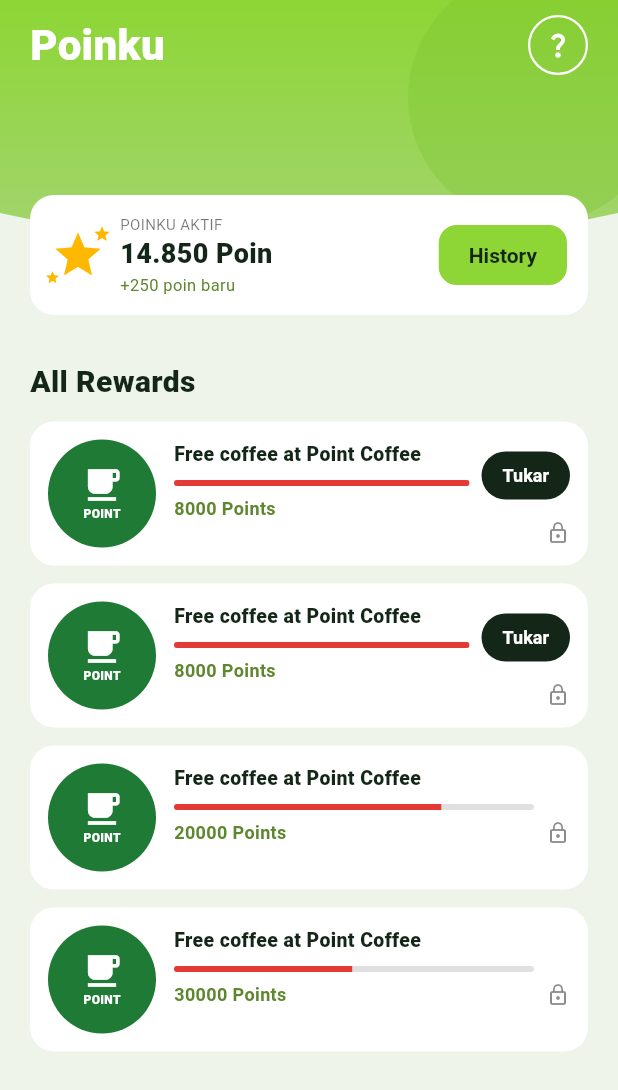
After one commit to DarulQutni-Q/groceryMobileAPP, a Flutter app: the PoinkuPage screen opened directly, on a phone screen of 412 x 824 dp. The commit adds this screen. Shown: the top 1090 px of the screen. Run offline on Flutter 3.47's test engine with Material 3 defaults, Android fonts, the phone set to English and light mode, and no system bars; our stand-ins replace cached_network_image, connectivity_plus, dio, fl_chart, flutter_dotenv, flutter_riverpod and 3 more; accounts and stored records are empty.

Commit message:
tambah halaman poinku sesuai desain figma
header lime judul putih dan tombol bantuan, kartu poin aktif overlap
dengan tombol history, daftar all rewards dengan progress poin per biaya
dan tombol tukar kalau poin cukup; kartu member di beranda kini bisa
diketuk untuk membuka halaman ini; seluruh konten poinku bersifat demo
dari referensi karena backend belum punya endpoint loyalitas

```diff
--- a/apps/customer/lib/core/garden_widgets.dart
+++ b/apps/customer/lib/core/garden_widgets.dart
@@ -28,7 +28,7 @@ class LimeHeader extends StatelessWidget {
 
   @override
   Widget build(BuildContext context) => ClipPath(
-    clipper: _WaveClipper(),
+    clipper: GardenWaveClipper(),
     child: Container(
       height: height,
       width: double.infinity,
@@ -114,17 +114,17 @@ class RoundIconButton extends StatelessWidget {
     required this.icon,
     required this.onPressed,
     this.filled = true,
+    this.color = gardenInk,
   });
   final IconData icon;
   final VoidCallback onPressed;
   final bool filled;
+  final Color color;
   @override
   Widget build(BuildContext context) => Material(
     color: filled ? Colors.white : Colors.transparent,
     shape: CircleBorder(
-      side: filled
-          ? BorderSide.none
-          : const BorderSide(color: gardenInk, width: 1.5),
+      side: filled ? BorderSide.none : BorderSide(color: color, width: 1.5),
     ),
     child: InkWell(
       customBorder: const CircleBorder(),
@@ -132,7 +132,7 @@ class RoundIconButton extends StatelessWidget {
       child: SizedBox(
         width: 40,
         height: 40,
-        child: Icon(icon, size: 20, color: gardenInk),
+        child: Icon(icon, size: 20, color: color),
       ),
     ),
   );
@@ -182,7 +182,8 @@ class _HillClipper extends CustomClipper<Path> {
 }
 
 /// Lekuk bawah header: turun di tengah, naik di sisi.
-class _WaveClipper extends CustomClipper<Path> {
+/// Dipakai LimeHeader dan header Poinku.
+class GardenWaveClipper extends CustomClipper<Path> {
   @override
   Path getClip(Size size) {
     final path = Path()..lineTo(0, size.height - 28);
--- a/apps/customer/lib/features/catalog/presentation/home_page.dart
+++ b/apps/customer/lib/features/catalog/presentation/home_page.dart
@@ -7,6 +7,7 @@ import '../../auth/application/auth_provider.dart';
 import '../application/produk_provider.dart';
 import 'cart_page.dart';
 import 'catalog_widgets.dart';
+import 'poinku_page.dart';
 import 'product_page.dart';
 
 class HomePage extends ConsumerStatefulWidget {
@@ -583,14 +584,19 @@ class _MemberCard extends StatelessWidget {
     elevation: 0,
     shape: RoundedRectangleBorder(borderRadius: BorderRadius.circular(24)),
     clipBehavior: Clip.antiAlias,
-    child: DecoratedBox(
+    child: Ink(
       decoration: const BoxDecoration(
         gradient: LinearGradient(
           colors: [Color(0xFFD5EEC0), Color(0xFF79C549)],
         ),
       ),
-      child: Padding(
-        padding: const EdgeInsets.all(12),
+      child: InkWell(
+        onTap: () => Navigator.push<void>(
+          context,
+          MaterialPageRoute(builder: (_) => const PoinkuPage()),
+        ),
+        child: Padding(
+          padding: const EdgeInsets.all(12),
         child: Column(
           children: [
             const Row(
@@ -755,6 +761,7 @@ class _MemberCard extends StatelessWidget {
         ),
       ),
     ),
+  ),
   );
 }
 
--- /dev/null
+++ b/apps/customer/lib/features/catalog/presentation/poinku_page.dart
@@ -0,0 +1,331 @@
+import 'package:flutter/material.dart';
+
+import '../../../core/garden_widgets.dart';
+import '../../../core/theme.dart';
+
+/// Halaman Poinku sesuai Figma. Seluruh konten bersifat demo statis dari
+/// referensi: backend belum punya endpoint loyalitas, jadi poin 14.850 dan
+/// daftar reward ditampilkan apa adanya dan BUKAN data live.
+class PoinkuPage extends StatelessWidget {
+  const PoinkuPage({super.key});
+
+  /// Poin demo sesuai kartu member di beranda dan referensi.
+  static const int poinAktif = 14850;
+
+  static const _rewards = [
+    ('Free coffee at Point Coffee', 8000),
+    ('Free coffee at Point Coffee', 8000),
+    ('Free coffee at Point Coffee', 20000),
+    ('Free coffee at Point Coffee', 30000),
+  ];
+
+  @override
+  Widget build(BuildContext context) => Scaffold(
+    backgroundColor: const Color(0xFFEFF4EB),
+    body: Stack(
+      children: [
+        Column(
+          children: [
+            ClipPath(
+              clipper: GardenWaveClipper(),
+              child: Container(
+                height: 170,
+                width: double.infinity,
+                decoration: const BoxDecoration(
+                  gradient: LinearGradient(
+                    begin: Alignment.topCenter,
+                    end: Alignment.bottomCenter,
+                    colors: [limeBright, limeLight],
+                  ),
+                ),
+                child: Stack(
+                  children: [
+                    Positioned(
+                      right: -30,
+                      top: -20,
+                      child: Container(
+                        width: 170,
+                        height: 170,
+                        decoration: BoxDecoration(
+                          color: limeDeep.withValues(alpha: 0.35),
+                          shape: BoxShape.circle,
+                        ),
+                      ),
+                    ),
+                    SafeArea(
+                      bottom: false,
+                      child: Padding(
+                        padding: const EdgeInsets.fromLTRB(20, 10, 20, 0),
+                        child: Row(
+                          crossAxisAlignment: CrossAxisAlignment.start,
+                          children: [
+                            const Text(
+                              'Poinku',
+                              style: TextStyle(
+                                fontSize: 28,
+                                fontWeight: FontWeight.w800,
+                                color: Colors.white,
+                              ),
+                            ),
+                            const Spacer(),
+                            RoundIconButton(
+                              icon: Icons.question_mark,
+                              filled: false,
+                              color: Colors.white,
+                              onPressed: () =>
+                                  ScaffoldMessenger.of(context).showSnackBar(
+                                    const SnackBar(
+                                      content: Text(
+                                        'Poin didapat dari setiap belanja dan dapat ditukar dengan reward di bawah.',
+                                      ),
+                                    ),
+                                  ),
+                            ),
+                          ],
+                        ),
+                      ),
+                    ),
+                  ],
+                ),
+              ),
+            ),
+            Expanded(
+              child: ListView(
+                padding: const EdgeInsets.fromLTRB(20, 70, 20, 20),
+                children: [
+                  const Text(
+                    'All Rewards',
+                    style: TextStyle(fontSize: 20, fontWeight: FontWeight.w800),
+                  ),
+                  const SizedBox(height: 12),
+                  for (final reward in _rewards) ...[
+                    _RewardCard(
+                      nama: reward.$1,
+                      biaya: reward.$2,
+                      poin: poinAktif,
+                    ),
+                    const SizedBox(height: 12),
+                  ],
+                ],
+              ),
+            ),
+          ],
+        ),
+        Positioned(
+          top: 130,
+          left: 20,
+          right: 20,
+          child: Card(
+            elevation: 0,
+            color: Colors.white,
+            margin: EdgeInsets.zero,
+            shape: RoundedRectangleBorder(
+              borderRadius: BorderRadius.circular(16),
+            ),
+            child: Padding(
+              padding: const EdgeInsets.symmetric(horizontal: 14, vertical: 12),
+              child: Row(
+                children: [
+                  const Stack(
+                    clipBehavior: Clip.none,
+                    children: [
+                      Icon(Icons.star, size: 36, color: scanYellow),
+                      Positioned(
+                        right: -4,
+                        top: -2,
+                        child: Icon(Icons.star, size: 12, color: scanYellow),
+                      ),
+                      Positioned(
+                        left: -4,
+                        bottom: -2,
+                        child: Icon(Icons.star, size: 10, color: scanYellow),
+                      ),
+                    ],
+                  ),
+                  const SizedBox(width: 10),
+                  const Expanded(
+                    child: Column(
+                      crossAxisAlignment: CrossAxisAlignment.start,
+                      children: [
+                        Text(
+                          'POINKU AKTIF',
+                          style: TextStyle(fontSize: 10, color: Colors.black54),
+                        ),
+                        Text(
+                          '14.850 Poin',
+                          style: TextStyle(
+                            fontSize: 18,
+                            fontWeight: FontWeight.w800,
+                          ),
+                        ),
+                        Text(
+                          '+250 poin baru',
+                          style: TextStyle(
+                            fontSize: 11,
+                            color: Color(0xFF5E872F),
+                          ),
+                        ),
+                      ],
+                    ),
+                  ),
+                  FilledButton(
+                    onPressed: () => ScaffoldMessenger.of(context).showSnackBar(
+                      const SnackBar(
+                        content: Text('Riwayat poin segera hadir'),
+                      ),
+                    ),
+                    style: FilledButton.styleFrom(
+                      backgroundColor: limeBright,
+                      foregroundColor: gardenInk,
+                      minimumSize: const Size(0, 40),
+                      padding: const EdgeInsets.symmetric(horizontal: 20),
+                      shape: RoundedRectangleBorder(
+                        borderRadius: BorderRadius.circular(12),
+                      ),
+                      textStyle: const TextStyle(
+                        fontSize: 14,
+                        fontWeight: FontWeight.w700,
+                        fontFamily: 'Roboto',
+                      ),
+                    ),
+                    child: const Text('History'),
+                  ),
+                ],
+              ),
+            ),
+          ),
+        ),
+      ],
+    ),
+  );
+}
+
+/// Satu kartu reward: lingkaran hijau, nama, progress poin/biaya, tombol
+/// Tukar kalau poin cukup, ikon gembok kalau belum cukup.
+class _RewardCard extends StatelessWidget {
+  const _RewardCard({
+    required this.nama,
+    required this.biaya,
+    required this.poin,
+  });
+  final String nama;
+  final int biaya;
+  final int poin;
+
+  @override
+  Widget build(BuildContext context) {
+    final cukup = poin >= biaya;
+    final progress = (poin / biaya).clamp(0.0, 1.0);
+    return Card(
+      elevation: 0,
+      color: Colors.white,
+      margin: EdgeInsets.zero,
+      shape: RoundedRectangleBorder(borderRadius: BorderRadius.circular(16)),
+      child: Padding(
+        padding: const EdgeInsets.all(12),
+        child: Row(
+          crossAxisAlignment: CrossAxisAlignment.start,
+          children: [
+            Container(
+              width: 72,
+              height: 72,
+              decoration: const BoxDecoration(
+                color: Color(0xFF1E7A34),
+                shape: BoxShape.circle,
+              ),
+              child: const Column(
+                mainAxisAlignment: MainAxisAlignment.center,
+                children: [
+                  Icon(Icons.local_cafe, color: Colors.white, size: 28),
+                  Text(
+                    'POINT',
+                    style: TextStyle(
+                      fontSize: 8,
+                      fontWeight: FontWeight.w800,
+                      color: Colors.white,
+                    ),
+                  ),
+                ],
+              ),
+            ),
+            const SizedBox(width: 12),
+            Expanded(
+              child: Column(
+                crossAxisAlignment: CrossAxisAlignment.start,
+                children: [
+                  Text(
+                    nama,
+                    style: const TextStyle(
+                      fontSize: 13,
+                      fontWeight: FontWeight.w800,
+                    ),
+                  ),
+                  const SizedBox(height: 8),
+                  ClipRRect(
+                    borderRadius: BorderRadius.circular(2),
+                    child: LinearProgressIndicator(
+                      value: progress,
+                      minHeight: 4,
+                      backgroundColor: const Color(0xFFE0E0E0),
+                      valueColor: const AlwaysStoppedAnimation<Color>(
+                        Color(0xFFE53935),
+                      ),
+                    ),
+                  ),
+                  const SizedBox(height: 6),
+                  Text(
+                    '$biaya Points',
+                    style: const TextStyle(
+                      fontSize: 12,
+                      fontWeight: FontWeight.w600,
+                      color: Color(0xFF5E872F),
+                    ),
+                  ),
+                ],
+              ),
+            ),
+            const SizedBox(width: 8),
+            Column(
+              mainAxisSize: MainAxisSize.min,
+              crossAxisAlignment: CrossAxisAlignment.end,
+              children: [
+                if (cukup)
+                  FilledButton(
+                    onPressed: () =>
+                        ScaffoldMessenger.of(context).showSnackBar(
+                          const SnackBar(
+                            content: Text('Penukaran poin segera hadir'),
+                          ),
+                        ),
+                    style: FilledButton.styleFrom(
+                      backgroundColor: gardenInk,
+                      foregroundColor: Colors.white,
+                      minimumSize: const Size(0, 32),
+                      padding: const EdgeInsets.symmetric(horizontal: 14),
+                      shape: RoundedRectangleBorder(
+                        borderRadius: BorderRadius.circular(16),
+                      ),
+                      textStyle: const TextStyle(
+                        fontSize: 12,
+                        fontWeight: FontWeight.w700,
+                        fontFamily: 'Roboto',
+                      ),
+                    ),
+                    child: const Text('Tukar'),
+                  )
+                else
+                  const SizedBox(height: 32),
+                const SizedBox(height: 6),
+                const Icon(
+                  Icons.lock_outline,
+                  size: 16,
+                  color: Colors.black45,
+                ),
+              ],
+            ),
+          ],
+        ),
+      ),
+    );
+  }
+}
```
Also changed, not shown: 2 other files.
